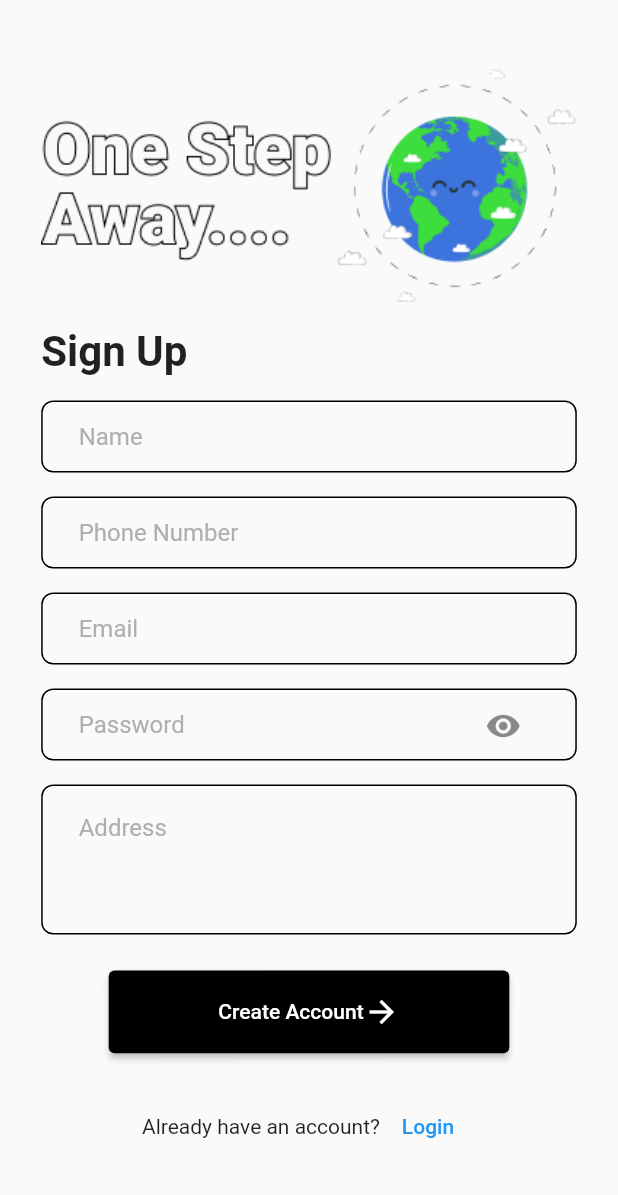
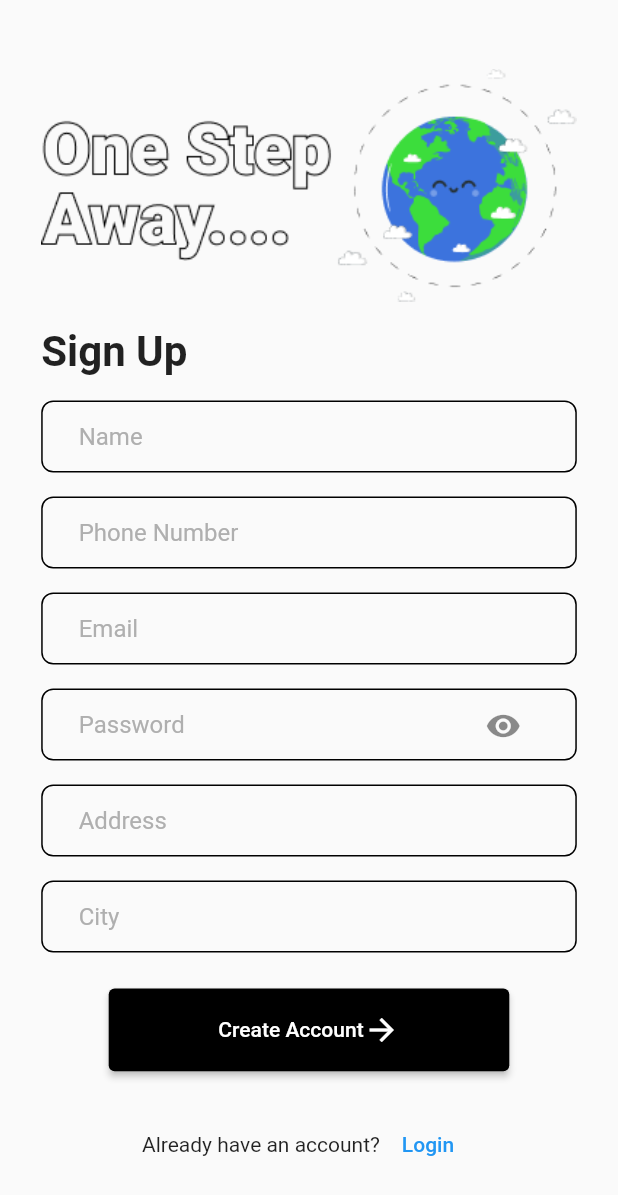
Before and after one commit to StutiPradhan/ecoworld, a Flutter app: the SignUp screen opened directly, on a phone screen of 412 x 824 dp. Shown: the top 1195 px of the screen. Run offline on Flutter 3.47's test engine with Material 2 defaults, Android fonts, the phone set to English and light mode, and no system bars; our stand-ins replace firebase_auth, firebase_core, flutter_svg; accounts and stored records are empty.

Commit message:
third commit

```diff
--- a/lib/signup.dart
+++ b/lib/signup.dart
@@ -23,6 +23,9 @@ class SignUp extends StatefulWidget {
 
 class _signupState extends State<SignUp> {
   bool _passwordVisible = false;
+
+    TextEditingController _NameEditingcontroller = TextEditingController();
+
   late final TextEditingController _email;
   late final TextEditingController _password;
 
@@ -77,10 +80,11 @@ class _signupState extends State<SignUp> {
                         border: Border.all(
                           color: Ecocolors.selectionBlack,
                         )),
-                    child: const Padding(
+                    child: Padding(
                       padding:
                           EdgeInsets.symmetric(horizontal: 24, vertical: 4),
                       child: TextField(
+                        controller: _NameEditingcontroller,
                         decoration: InputDecoration(
                           hintText: 'Name',
                           border: InputBorder.none,
@@ -182,7 +186,7 @@ class _signupState extends State<SignUp> {
                     height: 16,
                   ),
                   Container(
-                    height: 100,
+                    height: 48,
                     decoration: BoxDecoration(
                         //color: Ecocolors.selectionBlack,
                         shape: BoxShape.rectangle,
@@ -196,6 +200,31 @@ class _signupState extends State<SignUp> {
                       child: TextField(
                         decoration: InputDecoration(
                           hintText: 'Address',
+                          border: InputBorder.none,
+                          hintStyle: TextStyle(color: Ecocolors.selectionGrey1),
+                        ),
+                      ),
+                    ),
+                  ),
+
+                  const SizedBox(
+                    height: 16,
+                  ),
+                  Container(
+                    height: 48,
+                    decoration: BoxDecoration(
+                        //color: Ecocolors.selectionBlack,
+                        shape: BoxShape.rectangle,
+                        borderRadius: BorderRadius.circular(8),
+                        border: Border.all(
+                          color: Ecocolors.selectionBlack,
+                        )),
+                    child: const Padding(
+                      padding:
+                          EdgeInsets.symmetric(horizontal: 24, vertical: 4),
+                      child: TextField(
+                        decoration: InputDecoration(
+                          hintText: 'City',
                           border: InputBorder.none,
                           hintStyle: TextStyle(color: Ecocolors.selectionGrey1),
                         ),
```
Also changed, not shown: lib/Nav.dart (+10 -1 lines), lib/main.dart (+4 -3 lines), lib/pages/Editprofile.dart (+26 -12 lines), lib/pages/profile.dart (+29 -20 lines), lib/user.dart (added, +12 -0 lines).
